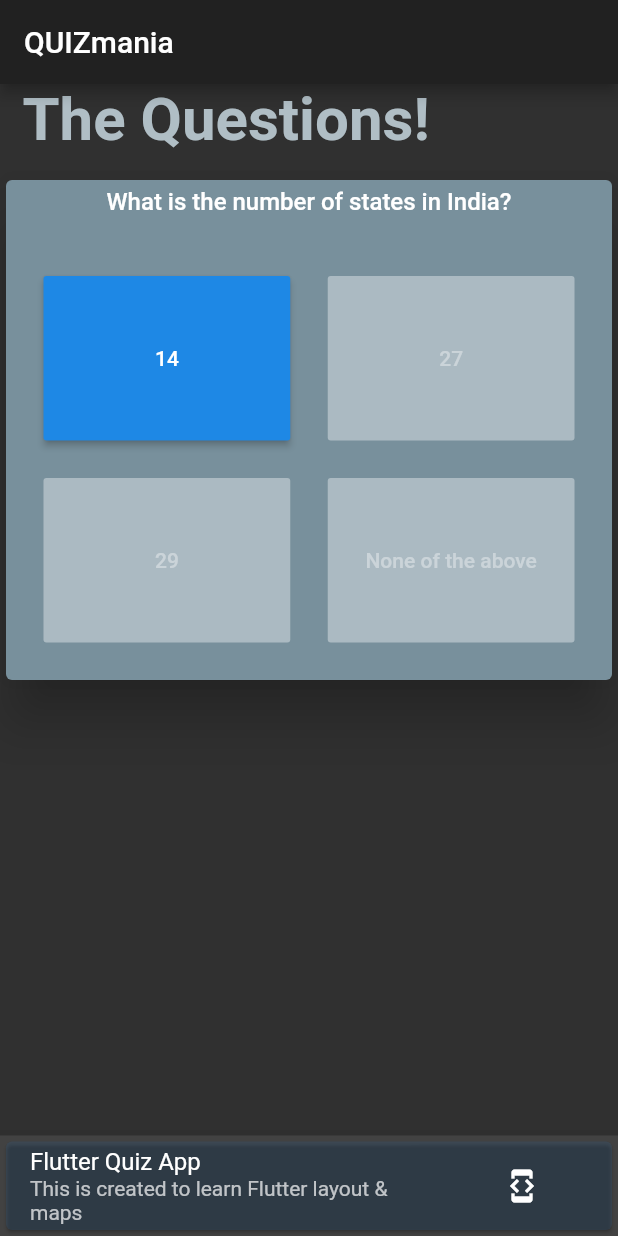
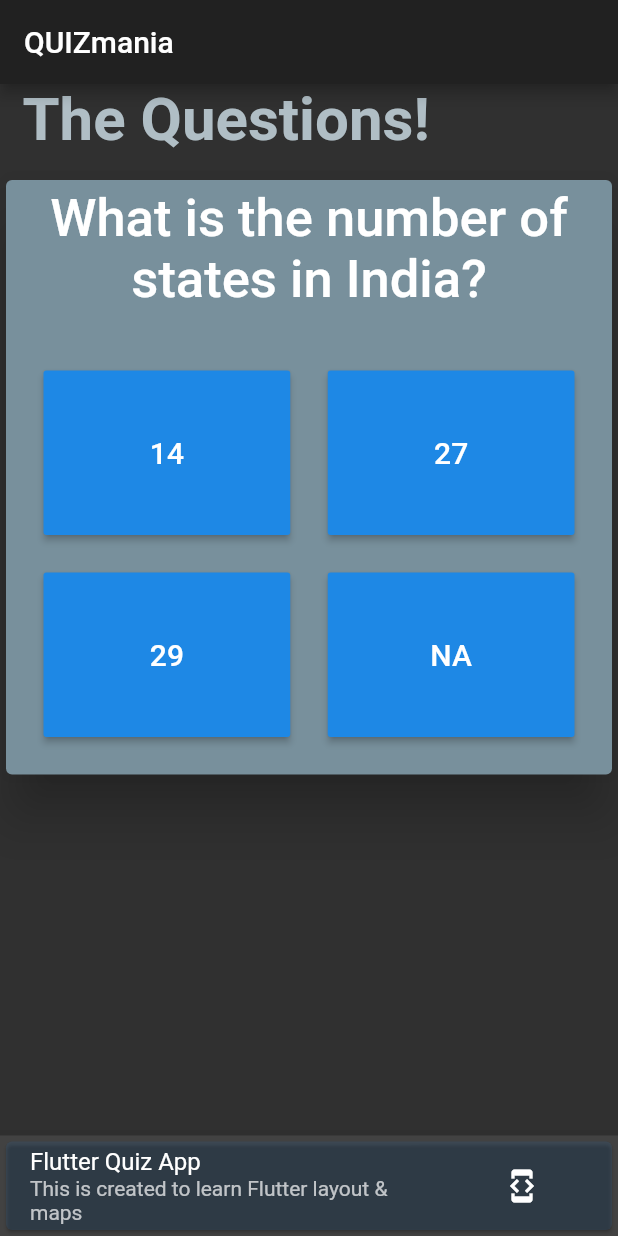
Before and after one commit to MiKr13/Flutter-Guide, a Flutter app: the screen it shows after launch, on a phone screen of 412 x 824 dp. Run offline on Flutter 3.47's test engine with Material 2 defaults, Android fonts, the phone set to English and light mode, and no system bars; our stand-ins replace vibration.

Commit message:
Footer Modularization, Question readability increased, Passing event from one Class to other possible from main to answer

```diff
--- /dev/null
+++ b/lib/Stateless/answer.dart
@@ -0,0 +1,22 @@
+import 'package:flutter/material.dart';
+
+class Answer extends StatelessWidget {
+  final String option;
+  final Function buttonPressHandler;
+
+  Answer(this.option, this.buttonPressHandler);
+
+  @override
+  Widget build(BuildContext context) {
+    return Container(
+      child: RaisedButton(
+        child: Text(
+        option,
+        style: TextStyle(fontSize: 20, fontWeight: FontWeight.w500),
+        textAlign: TextAlign.center,
+      ),
+        onPressed: buttonPressHandler,
+      ),
+    );
+  }
+}
--- /dev/null
+++ b/lib/Stateless/footer.dart
@@ -0,0 +1,98 @@
+import 'package:flutter/material.dart';
+import 'package:flutter/gestures.dart';
+
+import 'package:url_launcher/url_launcher.dart';
+import 'package:vibration/vibration.dart';
+
+class MyFooter extends StatelessWidget {
+  // NOTE using 'new' keyword or not before every Widget class instantiation depends on us!
+
+  void vibrate() async {
+    if (await Vibration.hasVibrator()) {
+      Vibration.vibrate(duration: 50);
+    }
+  }
+
+  Future<void> _supportAuthor(BuildContext context) async {
+    return showDialog<void>(
+      context: context,
+      barrierDismissible: false, // user must tap button!
+      builder: (BuildContext context) {
+        return AlertDialog(
+          title: Text('Author Credit'),
+          content: SingleChildScrollView(
+            child: ListTile(
+              leading: Icon(Icons.sentiment_very_satisfied),
+              title: Text('Developed by: Mihir Kumar'),
+              subtitle: RichText(
+                text: TextSpan(
+                  text: 'View other projects @Github',
+                  style: TextStyle(color: Colors.blue),
+                  recognizer: TapGestureRecognizer()
+                    ..onTap = () async {
+                      const url = 'https://github.com/MiKr13/';
+                      if (await canLaunch(url)) {
+                        await launch(url);
+                      } else {
+                        throw 'Could not launch $url';
+                      }
+                    },
+                ),
+              ),
+            ),
+          ),
+          actions: <Widget>[
+            FlatButton(
+              child: Row(
+                children: <Widget>[
+                  Icon(Icons.arrow_back),
+                  Text(' Go Back'),
+                ],
+              ),
+              onPressed: () {
+                Navigator.of(context).pop();
+              },
+            ),
+          ],
+        );
+      },
+    );
+  }
+
+  @override
+  Widget build(BuildContext context) {
+    return Container(
+      child: Card(
+        color: Color.fromRGBO(30, 144, 255, 0.1),
+        child: InkWell(
+          splashColor: Colors.black.withAlpha(20),
+          onLongPress: () {
+            vibrate();
+            _supportAuthor(context);
+          },
+          onDoubleTap: () {
+            vibrate();
+            _supportAuthor(context);
+          },
+          child: Container(
+            child: ListTile(
+              title: Text('Flutter Quiz App'),
+              subtitle: Text('This is created to learn Flutter layout & maps'),
+              trailing: FlatButton(
+                child: Icon(Icons.developer_mode),
+                onPressed: () async {
+                  const url = 'https://github.com/MiKr13/Flutter-Guide.git';
+                  if (await canLaunch(url)) {
+                    await launch(url);
+                  } else {
+                    throw 'Could not launch $url';
+                  }
+                },
+              ),
+            ),
+          ),
+        ),
+      ),
+    );
+  }
+}
--- a/lib/Stateless/question.dart
+++ b/lib/Stateless/question.dart
@@ -1,20 +1,19 @@
 import 'package:flutter/material.dart';
 
 class Question extends StatelessWidget {
-  final String
-      questionText; // final tells dart that this will never change after first initialization
+  final String questionText;
+  // final tells dart that this will never change after first initialization
 
   Question(this.questionText);
 
   @override
   Widget build(BuildContext context) {
     return Container(
-      width: double.infinity,
       padding: EdgeInsets.fromLTRB(10, 5, 10, 5),
       margin: EdgeInsets.fromLTRB(5, 0, 5, 10),
       child: Text(
         questionText,
-        style: TextStyle(fontSize: 16, fontWeight: FontWeight.w500),
+        style: TextStyle(fontSize: 35, fontWeight: FontWeight.w500),
         textAlign: TextAlign.center,
       ),
     );
--- a/lib/main.dart
+++ b/lib/main.dart
@@ -1,12 +1,10 @@
 import 'package:flutter/material.dart';
-import 'package:flutter/gestures.dart';
 import 'package:flutter/services.dart';
-
-import 'package:url_launcher/url_launcher.dart';
-import 'package:vibration/vibration.dart';
 
 import 'package:flutter_guide/Stateless/title.dart' as title;
 import 'package:flutter_guide/Stateless/question.dart' as question;
+import 'package:flutter_guide/Stateless/answer.dart' as answer;
+import 'package:flutter_guide/Stateless/footer.dart' as footer;
 
 void main() => runApp(MyApp());
 
@@ -62,11 +60,10 @@ class _MyAppState extends State<MyApp> {
                 elevation: 15.0,
                 color: Colors.blueGrey[400],
                 child: Column(
-                  crossAxisAlignment: CrossAxisAlignment.center,
-                  mainAxisAlignment: MainAxisAlignment.center,
-                  mainAxisSize: MainAxisSize.max,
                   children: <Widget>[
-                    question.Question(_questions[_index]),
+                    Center(
+                      child: question.Question(_questions[_index]),
+                    ),
                     GridView.count(
                       shrinkWrap: true,
                       crossAxisCount: 2,
@@ -75,22 +72,10 @@ class _MyAppState extends State<MyApp> {
                       crossAxisSpacing: 25.0,
                       padding: EdgeInsets.all(25),
                       children: <Widget>[
-                        RaisedButton(
-                          child: Text('14'),
-                          onPressed: _changeQuestion,
-                        ),
-                        RaisedButton(
-                          child: Text('27'),
-                          onPressed: null,
-                        ),
-                        RaisedButton(
-                          child: Text('29'),
-                          onPressed: null,
-                        ),
-                        RaisedButton(
-                          child: Text('None of the above'),
-                          onPressed: null,
-                        ),
+                        answer.Answer('14', _changeQuestion),
+                        answer.Answer('27', _changeQuestion),
+                        answer.Answer('29', _changeQuestion),
+                        answer.Answer('NA', _changeQuestion),
                       ],
                     ),
                   ],
@@ -101,106 +86,9 @@ class _MyAppState extends State<MyApp> {
         ),
         bottomNavigationBar: BottomAppBar(
           clipBehavior: Clip.none,
-          child: MyFooter(),
+          child: footer.MyFooter(),
         ),
       ),
     );
   }
 }
-
-class MyFooter extends StatelessWidget {
-  // NOTE using 'new' keyword or not before every Widget class instantiation depends on us!
-  const MyFooter({Key key}) : super(key: key);
-
-  void vibrate() async {
-    if (await Vibration.hasVibrator()) {
-      Vibration.vibrate(duration: 50);
-    }
-  }
-
-  Future<void> _support(BuildContext context) async {
-    return showDialog<void>(
-      context: context,
-      barrierDismissible: false, // user must tap button!
-      builder: (BuildContext context) {
-        return AlertDialog(
-          title: Text('Author Credit'),
-          content: SingleChildScrollView(
-            child: ListTile(
-              leading: Icon(Icons.sentiment_very_satisfied),
-              title: Text('Developed by: Mihir Kumar'),
-              subtitle: RichText(
-                text: TextSpan(
-                  text: 'View other projects @Github',
-                  style: TextStyle(color: Colors.blue),
-                  recognizer: TapGestureRecognizer()
-                    ..onTap = () async {
-                      const url = 'https://github.com/MiKr13/';
-                      if (await canLaunch(url)) {
-                        await launch(url);
-                      } else {
-                        throw 'Could not launch $url';
-                      }
-                    },
-                ),
-              ),
-            ),
-          ),
-          actions: <Widget>[
-            FlatButton(
-              child: Row(
-                children: <Widget>[
-                  Icon(Icons.arrow_back),
-                  Text(' Go Back'),
-                ],
-              ),
-              onPressed: () {
-                Navigator.of(context).pop();
-              },
-            ),
-          ],
-        );
-      },
-    );
-  }
-
-  @override
-  Widget build(BuildContext context) {
-    return Container(
-      child: Card(
-        color: Color.fromRGBO(30, 144, 255, 0.1),
-        child: InkWell(
-          splashColor: Colors.black.withAlpha(20),
-          onLongPress: () {
-            vibrate();
-            _support(context);
-          },
-          child: Container(
-            child: ListTile(
-              // leading: FlatButton(
-              //   child: Icon(Icons.arrow_back),
-              //   onPressed: () {
-              //     Navigator.of(context).pop();
-              //   },
-              // ),
-              title: Text('Flutter Quiz App'),
-              subtitle: Text('This is created to learn Flutter layout & maps'),
-              // trailing: Icon(Icons.code),
-              trailing: FlatButton(
-                child: Icon(Icons.developer_mode),
-                onPressed: () async {
-                  const url = 'https://github.com/MiKr13/Flutter-Guide.git';
-                  if (await canLaunch(url)) {
-                    await launch(url);
-                  } else {
-                    throw 'Could not launch $url';
-                  }
-                },
-              ),
-            ),
-          ),
-        ),
-      ),
-    );
-  }
-}
```
